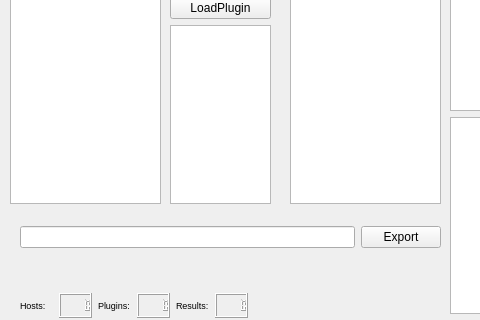
First picture: the form in scan/knife.ui, repository mylamour/IlI, before the edit; both pictures show x 0 to 480 and y 167 to 487 of the 685 by 487 pixel window.
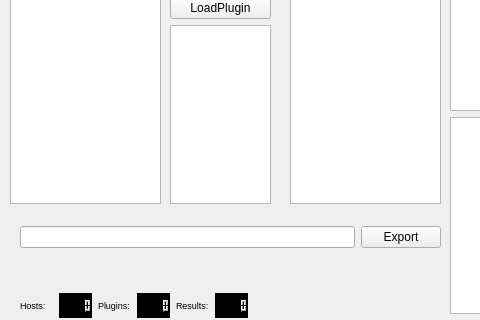
Second picture: the form after the edit.

Patch:
```diff
--- a/scan/knife.ui
+++ b/scan/knife.ui
@@ -2,6 +2,9 @@
 <ui version="4.0">
  <class>Addhost</class>
  <widget class="QDialog" name="Addhost">
+  <property name="enabled">
+   <bool>true</bool>
+  </property>
   <property name="geometry">
    <rect>
     <x>0</x>
@@ -10,6 +13,12 @@
     <height>487</height>
    </rect>
   </property>
+  <property name="sizePolicy">
+   <sizepolicy hsizetype="Preferred" vsizetype="Preferred">
+    <horstretch>0</horstretch>
+    <verstretch>0</verstretch>
+   </sizepolicy>
+  </property>
   <property name="windowTitle">
    <string>Scan</string>
   </property>
@@ -191,6 +200,13 @@
         <pointsize>7</pointsize>
        </font>
       </property>
+      <property name="styleSheet">
+       <string notr="true">QLCDNumber{
+
+	background-color:rgb(0,0,0)
+
+}</string>
+      </property>
      </widget>
     </item>
     <item>
@@ -219,6 +235,13 @@
         <height>16777215</height>
        </size>
       </property>
+      <property name="styleSheet">
+       <string notr="true">QLCDNumber{
+
+	background-color:rgb(0,0,0)
+
+}</string>
+      </property>
      </widget>
     </item>
     <item>
@@ -252,6 +275,13 @@
         <pointsize>7</pointsize>
        </font>
       </property>
+      <property name="styleSheet">
+       <string notr="true">QLCDNumber{
+
+	background-color:rgb(0,0,0)
+
+}</string>
+      </property>
      </widget>
     </item>
     <item>
```
Left out of the diff: 3 changed lines with no effect on the pictures.
